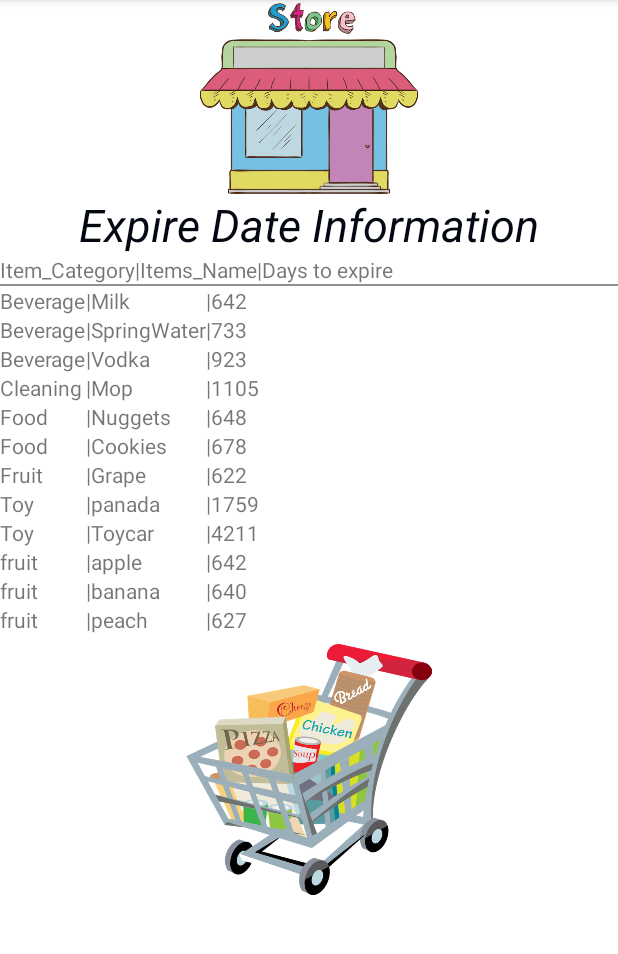
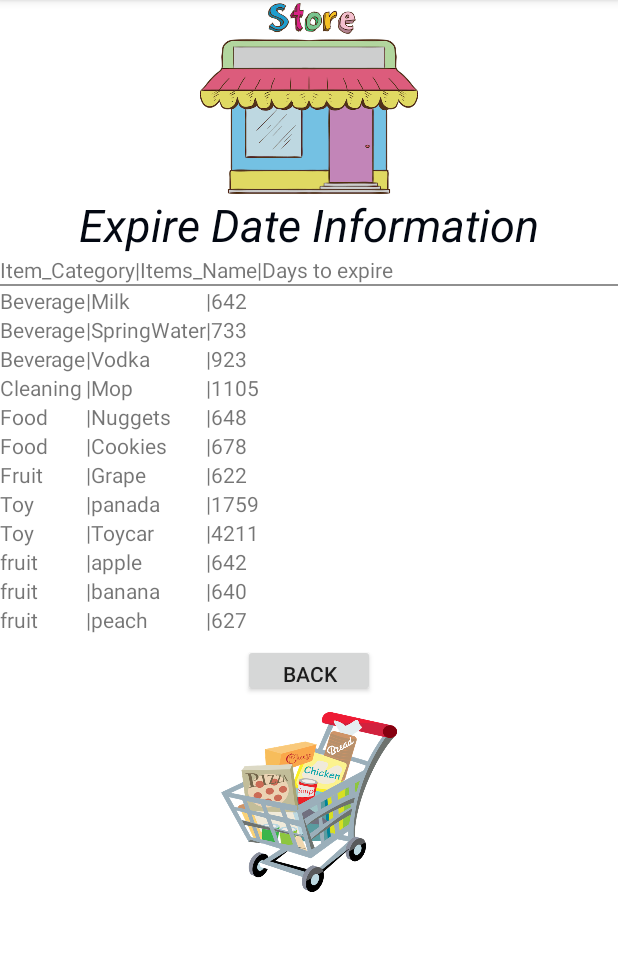
Before and after one commit to irisyeung0725/Convenie, an Android app: the ExpireActivity screen opened directly, with no data from a screen before it, on a phone screen of 412 x 824 dp, the part 84-1038 px from its top. Run offline under Robolectric (Android 15) with nearby library versions, the phone set to English and light mode, and no system bars.

Commit message:
Added Buttons for each activities

```diff
--- a/app/src/main/java/library/convenie/ExpireActivity.java
+++ b/app/src/main/java/library/convenie/ExpireActivity.java
@@ -1,22 +1,31 @@
 package library.convenie;
 
+import android.content.Intent;
 import android.support.v7.app.AppCompatActivity;
 import android.os.Bundle;
 import library.convenie.constant.SQLCommand;
 import library.convenie.view.TableView;
 import library.convenie.util.DBOperator;
 import android.database.Cursor;
+import android.view.View;
+import android.widget.Button;
 import android.widget.ScrollView;
+import android.view.View.OnClickListener;
 
 
-public class ExpireActivity extends AppCompatActivity{
+public class ExpireActivity extends AppCompatActivity implements OnClickListener {
 
     /** Called when the activity is first created. */
+
+    Button gobackBtn;
 
     @Override
     public void onCreate(Bundle savedInstanceState){
         super.onCreate(savedInstanceState);
         setContentView(R.layout.activity_expire);
+
+        gobackBtn = (Button)this.findViewById(R.id.goback_btn);
+        gobackBtn.setOnClickListener(this);
 
 //        copy database file
         try{
@@ -33,5 +42,16 @@ public class ExpireActivity extends AppCompatActivity{
         scrollView.addView(tableView);
     }
 
+    public void onClick(View v)
+    {
+        int id=v.getId();
+        if (id==R.id.goback_btn) {
+            Intent intent = new Intent(this, ButtonActivity.class);
+            this.startActivity(intent);
+        }
+    }
+
+
+
 
 }
--- a/app/src/main/java/library/convenie/LoginActivity.java
+++ b/app/src/main/java/library/convenie/LoginActivity.java
@@ -7,7 +7,6 @@ import android.view.View;
 import android.widget.Button;
 import android.widget.TextView;
 import android.widget.EditText;
-import android.widget.Toast;
 
 
 public class LoginActivity extends AppCompatActivity{
--- a/app/src/main/res/layout/activity_expire.xml
+++ b/app/src/main/res/layout/activity_expire.xml
@@ -33,10 +33,17 @@
 
     </ScrollView>
 
+    <Button
+        android:id="@+id/goback_btn"
+        android:layout_width="wrap_content"
+        android:layout_height="35dp"
+        android:text="@string/gobackbtn"
+        android:layout_gravity="center_horizontal"/>
+
     <ImageView
         android:layout_width="match_parent"
-        android:layout_height="167dp"
-        android:layout_marginTop="0dp"
+        android:layout_height="120dp"
+        android:layout_marginTop="10dp"
         app:srcCompat="@drawable/expire" />
 
 
--- a/app/src/main/res/values/strings.xml
+++ b/app/src/main/res/values/strings.xml
@@ -17,4 +17,5 @@
     <string name="editText2">inputType</string>
     <string name="editText1">inputType</string>
     <string name="button1">onClick</string>
+    <string name="gobackbtn">back</string>
 </resources>
```
Also changed, not shown: app/src/main/java/library/convenie/EmployeeActivity.java (+19 -1 lines), app/src/main/java/library/convenie/ItemsActivity.java (+18 -1 lines), app/src/main/java/library/convenie/SaleActivity.java (+18 -1 lines), app/src/main/java/library/convenie/TransactionActivity.java (+18 -1 lines), app/src/main/java/library/convenie/VendorActivity.java (+18 -1 lines), app/src/main/res/layout/activity_emloyee.xml (+8 -2 lines), app/src/main/res/layout/activity_itemsonhand.xml (+9 -2 lines), app/src/main/res/layout/activity_sale.xml (+8 -2 lines), app/src/main/res/layout/activity_transaction.xml (+8 -2 lines), app/src/main/res/layout/activity_vendor.xml (+8 -2 lines).
